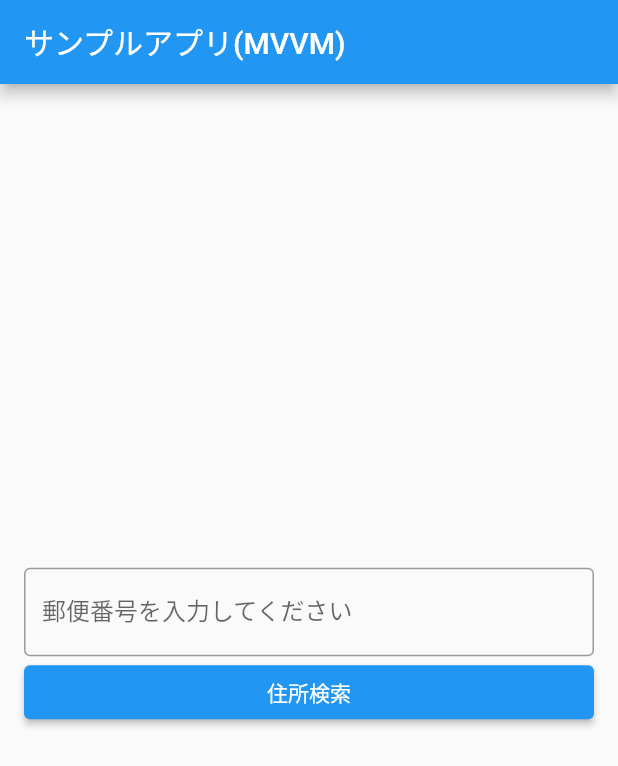
After one commit to 1st-scratch/flutter_design_pattern, a Flutter app: the SearchPage screen opened directly, after a tap on "住所検索", on a phone screen of 412 x 824 dp. The commit adds this screen. Shown: the top 766 px of the screen. Run offline on Flutter 3.47's test engine with Material 2 defaults, Android fonts, the phone set to English and light mode, and no system bars.

Commit message:
MVVMサンプル設計

```diff
--- a/lib/main.dart
+++ b/lib/main.dart
@@ -1,6 +1,6 @@
 import 'package:flutter/material.dart';
 
-import 'search_page.dart';
+import 'view/search_page.dart';
 
 void main() {
   runApp(const MyApp());
@@ -13,7 +13,7 @@ class MyApp extends StatelessWidget {
   @override
   Widget build(BuildContext context) {
     return MaterialApp(
-      title: 'Flutterサンプルアプリ(*)',
+      title: 'サンプルアプリ(MVVM)',
       theme: ThemeData(
         // This is the theme of your application.
         //
@@ -26,7 +26,7 @@ class MyApp extends StatelessWidget {
         // is not restarted.
         primarySwatch: Colors.blue,
       ),
-      home: const SearchPage(title: 'Flutterサンプルアプリ(*)'),
+      home: const SearchPage(title: 'サンプルアプリ(MVVM)'),
     );
   }
 }
--- /dev/null
+++ b/lib/util/event.dart
@@ -0,0 +1 @@
+class Event{}
--- /dev/null
+++ b/lib/util/state.dart
@@ -0,0 +1,5 @@
+enum UIState {
+  Idle,
+  Loading,
+  Loaded,
+}
--- /dev/null
+++ b/lib/view/search_page.dart
@@ -0,0 +1,114 @@
+import 'package:flutter/material.dart';
+import 'package:flutter_design_pattern/view_model/search_view_model.dart';
+import 'package:provider/provider.dart';
+
+class SearchPage extends StatelessWidget {
+  const SearchPage({Key? key, required this.title}) : super(key: key);
+  final String title;
+
+  @override
+  Widget build(BuildContext context) {
+    return MultiProvider(
+      providers: [
+        ChangeNotifierProvider(create: (_) => SearchViewModel()),
+      ],
+      child: Scaffold(
+        appBar: AppBar(
+          title: Text(title),
+        ),
+        body: _SearchPageBody(),
+      ),
+    );
+  }
+}
+
+class _SearchPageBody extends StatefulWidget {
+  @override
+  State<StatefulWidget> createState() {
+    return _SearchPageBodyState();
+  }
+}
+
+class _SearchPageBodyState extends State<_SearchPageBody> {
+  @override
+  void initState() {
+    super.initState();
+
+    var viewModel = Provider.of<SearchViewModel>(context, listen: false);
+    viewModel.searchSuccessAction.stream.listen((_) {
+      debugPrint('success!!');
+    });
+  }
+
+  @override
+  Widget build(BuildContext context) {
+    return Center(
+      child: Padding(
+        padding: const EdgeInsets.all(16.0),
+        child: Column(
+          mainAxisAlignment: MainAxisAlignment.center,
+          children: <Widget>[
+            _ZipcodeTextField(),
+            SizedBox(
+                width: double.infinity,
+                child: _SearchButton()
+            ),
+            _AddressText()
+          ],
+        ),
+      ),
+    );
+  }
+}
+
+class _ZipcodeTextField extends StatelessWidget {
+  @override
+  Widget build(BuildContext context) {
+    return Consumer<SearchViewModel>(
+        builder: (context, viewModel, _) {
+          return TextField(
+            onChanged: (text) {
+              debugPrint(text);
+              viewModel.zipcode = text;
+            },
+            decoration: const InputDecoration(
+              border: OutlineInputBorder(),
+              labelText: '郵便番号を入力してください',
+              hintText: '0000000',
+              enabled: true,
+            ),
+          );
+        }
+    );
+  }
+}
+
+class _SearchButton extends StatelessWidget {
+  @override
+  Widget build(BuildContext context) {
+    return Consumer<SearchViewModel>(
+        builder: (context, viewModel, _) {
+          return ElevatedButton(
+              onPressed: (){ viewModel.search(); },
+              child: const Text(
+                  '住所検索'
+              )
+          );
+        }
+    );
+  }
+}
+
+class _AddressText extends StatelessWidget {
+  @override
+  Widget build(BuildContext context) {
+    return Consumer<SearchViewModel>(
+        builder: (context, viewModel, _) {
+          return Text(
+            viewModel.address,
+            style: Theme.of(context).textTheme.bodyText1,
+          );
+        }
+    );
+  }
+}
--- /dev/null
+++ b/lib/view_model/search_view_model.dart
@@ -0,0 +1,45 @@
+import 'package:flutter/cupertino.dart';
+import 'package:flutter_design_pattern/util/event.dart';
+import 'package:http/http.dart' as http;
+import 'dart:async';
+import 'dart:convert';
+
+class SearchViewModel extends ChangeNotifier {
+  String _zipcode = '';
+  String get zipcode => _zipcode;
+  set zipcode(String s) {
+    _zipcode = s.replaceAll('_', '');
+  }
+
+  String _address = '';
+  String get address => _address;
+
+  final _searchSuccessAction = StreamController<Event>();
+  StreamController<Event> get searchSuccessAction => _searchSuccessAction;
+
+  Future search() async {
+    if (_zipcode.isEmpty) {
+      return;
+    }
+
+    var url = Uri.parse('https://zipcloud.ibsnet.co.jp/api/search?zipcode=$_zipcode&limit=1');
+    var response = await http.get(url);
+    var data = json.decode(response.body);
+    var result = data['results'][0];
+    var address1 = result['address1'];
+    var address2 = result['address2'];
+    var address3 = result['address3'];
+    debugPrint(response.body);
+    _address = '$address1$address2$address3';
+
+    notifyListeners();
+    _searchSuccessAction.sink.add(Event());
+  }
+
+  @override
+  void dispose() {
+    _searchSuccessAction.close();
+
+    super.dispose();
+  }
+}
--- a/pubspec.yaml
+++ b/pubspec.yaml
@@ -35,6 +35,7 @@ dependencies:
   # Use with the CupertinoIcons class for iOS style icons.
   cupertino_icons: ^1.0.2
   http: ^0.13.4
+  provider: ^6.0.1
 
 
 dev_dependencies:
```
Also changed, not shown: lib/search_page.dart (deleted, +0 -81 lines), pubspec.lock.
